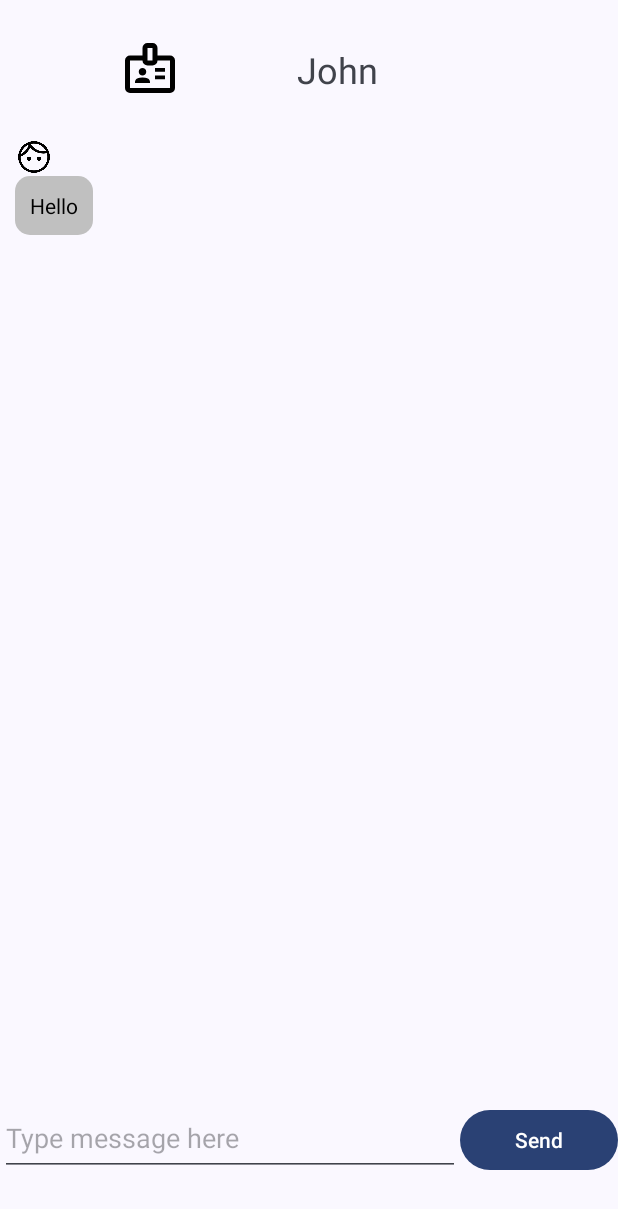
After one commit to CPEN321-Group/accountability-core, an Android app: the ChattingActivity screen opened directly, with no data from a screen before it, on a phone screen of 412 x 824 dp. The commit adds this screen. Shown: the top 1209 px of the screen. Run offline under Robolectric (Android 15) with nearby library versions, the phone set to English and light mode, and no system bars.

Commit message:
register and chat ui--still some bugs on avatar

```diff
--- a/android/app/build.gradle
+++ b/android/app/build.gradle
@@ -42,6 +42,7 @@ dependencies {
     implementation 'androidx.navigation:navigation-ui:2.3.5'
     implementation 'androidx.swiperefreshlayout:swiperefreshlayout:1.1.0'
     implementation 'androidx.preference:preference:1.1.1'
+    implementation 'androidx.constraintlayout:constraintlayout-core:1.0.4'
     testImplementation 'junit:junit:4.13.2'
     androidTestImplementation 'androidx.test.ext:junit:1.1.3'
     androidTestImplementation 'androidx.test.espresso:espresso-core:3.4.0'
--- /dev/null
+++ b/android/app/src/main/java/com/cpen321group/accountability/mainScreen/chat/ChattingActivity.java
@@ -0,0 +1,77 @@
+package com.cpen321group.accountability.mainScreen.chat;
+
+import androidx.appcompat.app.AppCompatActivity;
+
+import android.os.Bundle;
+import android.util.Log;
+import android.view.View;
+import android.widget.Button;
+import android.widget.EditText;
+
+import androidx.appcompat.app.AppCompatDelegate;
+import androidx.core.view.WindowCompat;
+import androidx.recyclerview.widget.LinearLayoutManager;
+import androidx.recyclerview.widget.RecyclerView;
+
+import com.cpen321group.accountability.MainActivity;
+import com.cpen321group.accountability.R;
+import com.google.android.material.color.DynamicColors;
+
+import java.util.ArrayList;
+import java.util.List;
+
+public class ChattingActivity extends AppCompatActivity {
+
+    private List<Msg> msgList = new ArrayList<>();
+    private RecyclerView msgRecyclerView;
+    private EditText inputText;
+    private Button send;
+    private LinearLayoutManager layoutManager;
+    private MsgSetting adapter;
+    private String TAG = "Chatting";
+
+    @Override
+    protected void onCreate(Bundle savedInstanceState) {
+        // Set Navigation Bar transparent
+        WindowCompat.setDecorFitsSystemWindows(getWindow(), false);
+        DynamicColors.applyToActivitiesIfAvailable(this.getApplication());
+        super.onCreate(savedInstanceState);
+        setContentView(R.layout.activity_chatting);
+        if (MainActivity.is_darkMode) {
+            AppCompatDelegate.setDefaultNightMode(AppCompatDelegate.MODE_NIGHT_YES);
+        } else {
+            AppCompatDelegate.setDefaultNightMode(AppCompatDelegate.MODE_NIGHT_NO);
+        }
+
+        //Starting of this activity
+        msgRecyclerView = findViewById(R.id.msg_view);
+        inputText = findViewById(R.id.text_view);
+        send = findViewById(R.id.send_button);
+        Log.d(TAG,"show layout");
+        layoutManager = new LinearLayoutManager(this);
+        adapter = new MsgSetting(msgList = getData());
+        Log.d(TAG,"show layout_1");
+        msgRecyclerView.setLayoutManager(layoutManager);
+        msgRecyclerView.setAdapter(adapter);
+        Log.d(TAG,"show layout_2");
+
+        send.setOnClickListener(new View.OnClickListener() {
+            @Override
+            public void onClick(View v) {
+                String content = inputText.getText().toString();
+                if(!content.equals("")) {
+                    msgList.add(new Msg(content,Msg.TYPE_SEND));
+                    adapter.notifyItemInserted(msgList.size()-1);
+                    msgRecyclerView.scrollToPosition(msgList.size()-1);
+                    inputText.setText("");
+                }
+            }
+        });
+    }
+
+    private List<Msg> getData(){
+        List<Msg> list = new ArrayList<>();
+        list.add(new Msg("Hello",Msg.TYPE_RECEIVED));
+        return list;
+    }
+}
--- /dev/null
+++ b/android/app/src/main/java/com/cpen321group/accountability/mainScreen/chat/Msg.java
@@ -0,0 +1,21 @@
+package com.cpen321group.accountability.mainScreen.chat;
+
+public class Msg {
+    public static final int TYPE_RECEIVED = 0;
+    public static final int TYPE_SEND = 1;
+    private String content;
+    private int type;
+
+    public Msg(String content,int type){
+        this.content = content;
+        this.type = type;
+    }
+
+    public String getContent() {
+        return content;
+    }
+
+    public int getType() {
+        return type;
+    }
+}
--- /dev/null
+++ b/android/app/src/main/java/com/cpen321group/accountability/mainScreen/chat/MsgSetting.java
@@ -0,0 +1,70 @@
+package com.cpen321group.accountability.mainScreen.chat;
+
+import android.view.LayoutInflater;
+import android.view.View;
+import android.view.ViewGroup;
+import android.widget.LinearLayout;
+import android.widget.TextView;
+
+import androidx.annotation.NonNull;
+import androidx.recyclerview.widget.RecyclerView;
+
+import com.cpen321group.accountability.R;
+
+import java.util.List;
+
+public class MsgSetting extends RecyclerView.Adapter<MsgSetting.ViewHolder>{
+
+    private List<Msg> list;
+    public MsgSetting(List<Msg> list){
+        this.list = list;
+    }
+    static class ViewHolder extends RecyclerView.ViewHolder{
+        LinearLayout leftLayout;
+        TextView left_msg;
+
+        LinearLayout rightLayout;
+        TextView right_msg;
+
+        public ViewHolder(View view){
+            super(view);
+            leftLayout = view.findViewById(R.id.left_layout);
+            left_msg = view.findViewById(R.id.left_msg);
+
+            rightLayout = view.findViewById(R.id.right_layout);
+            right_msg = view.findViewById(R.id.right_msg);
+        }
+    }
+
+    @NonNull
+    @Override
+    public ViewHolder onCreateViewHolder(@NonNull ViewGroup parent, int viewType) {
+        View view = LayoutInflater.from(parent.getContext()).inflate(R.layout.msg_setting,parent,false);
+        return new ViewHolder(view);
+    }
+
+    @Override
+    public void onBindViewHolder(@NonNull ViewHolder holder, int position) {
+        Msg msg = list.get(position);
+        if(msg.getType() == Msg.TYPE_RECEIVED){
+            //如果是收到的消息，则显示左边的消息布局，将右边的消息布局隐藏
+            holder.leftLayout.setVisibility(View.VISIBLE);
+            holder.left_msg.setText(msg.getContent());
+
+            //注意此处隐藏右面的消息布局用的是 View.GONE
+            holder.rightLayout.setVisibility(View.GONE);
+        }else if(msg.getType() == Msg.TYPE_SEND){
+            //如果是发出的消息，则显示右边的消息布局，将左边的消息布局隐藏
+            holder.rightLayout.setVisibility(View.VISIBLE);
+            holder.right_msg.setText(msg.getContent());
+
+            //同样使用View.GONE
+            holder.leftLayout.setVisibility(View.GONE);
+        }
+    }
+
+    @Override
+    public int getItemCount() {
+        return list.size();
+    }
+}
--- /dev/null
+++ b/android/app/src/main/res/drawable/msg_left_shape.xml
@@ -0,0 +1,13 @@
+<shape
+    xmlns:android="http://schemas.android.com/apk/res/android"
+    android:shape="rectangle"   >
+
+    <solid
+        android:color="#C0C0C0" >
+    </solid>
+
+    <corners
+        android:radius="10dp"   >
+    </corners>
+
+</shape>
--- /dev/null
+++ b/android/app/src/main/res/drawable/msg_right_shape.xml
@@ -0,0 +1,13 @@
+<shape
+    xmlns:android="http://schemas.android.com/apk/res/android"
+    android:shape="rectangle"   >
+
+    <solid
+        android:color="#DDA0DD" >
+    </solid>
+
+    <corners
+        android:radius="10dp"   >
+    </corners>
+
+</shape>
--- /dev/null
+++ b/android/app/src/main/res/layout/activity_chatting.xml
@@ -0,0 +1,66 @@
+<?xml version="1.0" encoding="utf-8"?>
+<androidx.constraintlayout.widget.ConstraintLayout xmlns:android="http://schemas.android.com/apk/res/android"
+    xmlns:app="http://schemas.android.com/apk/res-auto"
+    xmlns:tools="http://schemas.android.com/tools"
+    android:layout_width="match_parent"
+    android:layout_height="match_parent"
+    android:fitsSystemWindows="true"
+    tools:context=".mainScreen.chat.ChattingActivity">
+
+
+    <androidx.recyclerview.widget.RecyclerView
+        android:id="@+id/msg_view"
+        android:layout_width="match_parent"
+        android:layout_height="0dp"
+        android:layout_marginTop="92dp"
+        android:layout_weight="1"
+        app:layout_constraintTop_toTopOf="parent"
+        tools:layout_editor_absoluteX="16dp" />
+
+    <LinearLayout
+        android:layout_width="match_parent"
+        android:layout_height="60dp"
+        android:layout_marginBottom="28dp"
+        android:orientation="horizontal"
+        app:layout_constraintBottom_toBottomOf="parent"
+        tools:layout_editor_absoluteX="-16dp">
+
+
+        <EditText
+            android:id="@+id/text_view"
+            android:layout_width="250dp"
+            android:layout_height="48dp"
+            android:layout_weight="1"
+            android:gravity="left"
+            android:hint="Type message here" />
+
+        <Button
+            android:id="@+id/send_button"
+            android:layout_width="48dp"
+            android:layout_height="48dp"
+            android:layout_weight="1"
+            android:text="@string/send" />
+    </LinearLayout>
+
+    <ImageView
+        android:id="@+id/imageView3"
+        android:layout_width="40dp"
+        android:layout_height="40dp"
+        android:layout_marginStart="80dp"
+        android:layout_marginTop="25dp"
+        app:layout_constraintStart_toStartOf="parent"
+        app:layout_constraintTop_toTopOf="parent"
+        app:srcCompat="@drawable/ic_outline_account_circle_24" />
+
+    <TextView
+        android:id="@+id/textView"
+        android:layout_width="wrap_content"
+        android:layout_height="wrap_content"
+        android:layout_marginTop="30dp"
+        android:layout_marginEnd="160dp"
+        android:text="John"
+        app:layout_constraintEnd_toEndOf="parent"
+        app:layout_constraintTop_toTopOf="parent"
+        android:textSize="24dp"/>
+
+</androidx.constraintlayout.widget.ConstraintLayout>
--- /dev/null
+++ b/android/app/src/main/res/layout/msg_setting.xml
@@ -0,0 +1,72 @@
+<?xml version="1.0" encoding="utf-8"?>
+<LinearLayout xmlns:android="http://schemas.android.com/apk/res/android"
+    xmlns:app="http://schemas.android.com/apk/res-auto"
+    android:layout_width="match_parent"
+    android:layout_height="wrap_content"
+    android:orientation="vertical">
+
+    <LinearLayout
+        android:id="@+id/left_layout"
+        android:layout_width="wrap_content"
+        android:layout_height="wrap_content"
+        android:layout_gravity="left"
+        android:orientation="vertical">
+
+        <ImageView
+            android:id="@+id/accountant_image"
+            android:layout_width="25dp"
+            android:layout_height="25dp"
+            android:layout_marginLeft="10dp"
+            app:srcCompat="@drawable/ic_profilesample_24dp" />
+
+        <LinearLayout
+            android:id="@+id/left_layout_1"
+            android:layout_width="wrap_content"
+            android:layout_height="wrap_content"
+            android:layout_gravity="left"
+            android:orientation="vertical"
+            android:layout_marginLeft="10dp"
+            android:background="@drawable/msg_left_shape">
+                <TextView
+                    android:id="@+id/left_msg"
+                    android:layout_width="wrap_content"
+                    android:layout_height="wrap_content"
+                    android:layout_gravity="center"
+                    android:layout_margin="10dp"
+                    android:textColor="@color/black" />
+        </LinearLayout>
+    </LinearLayout>
+
+    <LinearLayout
+        android:id="@+id/right_layout"
+        android:layout_width="wrap_content"
+        android:layout_height="wrap_content"
+        android:layout_gravity="right"
+        android:orientation="vertical">
+
+        <ImageView
+            android:id="@+id/user_image"
+            android:layout_width="25dp"
+            android:layout_height="25dp"
+            android:layout_marginRight="10dp"
+            app:srcCompat="@drawable/ic_profilesample_24dp" />
+
+        <LinearLayout
+            android:id="@+id/right_layout_1"
+            android:layout_width="wrap_content"
+            android:layout_height="wrap_content"
+            android:layout_gravity="right"
+            android:orientation="vertical"
+            android:layout_marginRight="10dp"
+            android:background="@drawable/msg_right_shape">
+                <TextView
+                    android:id="@+id/right_msg"
+                    android:layout_width="wrap_content"
+                    android:layout_height="wrap_content"
+                    android:layout_gravity="center"
+                    android:layout_margin="10dp"
+                    android:textColor="@color/black" />
+        </LinearLayout>
+
+    </LinearLayout>
+</LinearLayout>
```
Also changed, not shown: android/app/src/main/AndroidManifest.xml (+8 -1 lines), android/app/src/main/java/com/cpen321group/accountability/mainScreen/chat/ChatFragment.java (+11 -0 lines), android/app/src/main/java/com/cpen321group/accountability/welcome/RegisterActivity.java (+3 -13 lines), android/app/src/main/java/com/cpen321group/accountability/welcome/RegisterSettingActivity.java (added, +143 -0 lines), android/app/src/main/res/layout/activity_register_setting.xml (added, +62 -0 lines), android/app/src/main/res/layout/fragment_chat.xml (+5 -2 lines), android/app/src/main/res/layout/list_item.xml (added, +10 -0 lines), android/app/src/main/res/values/strings.xml (+4 -3 lines), 3 other files.
